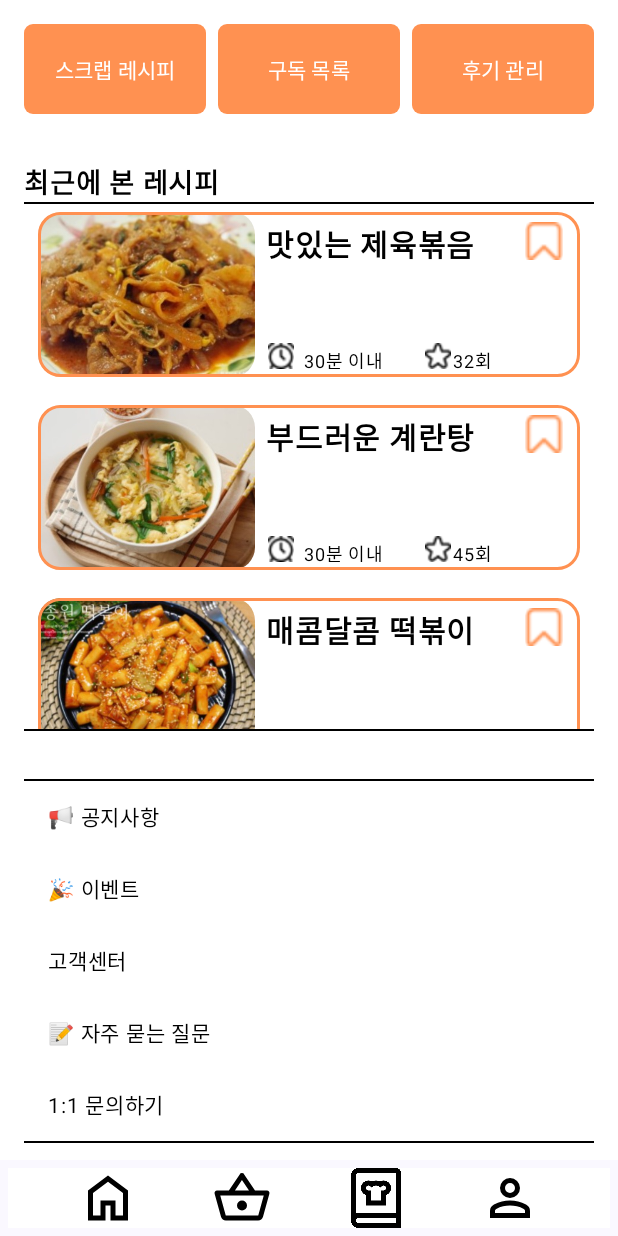
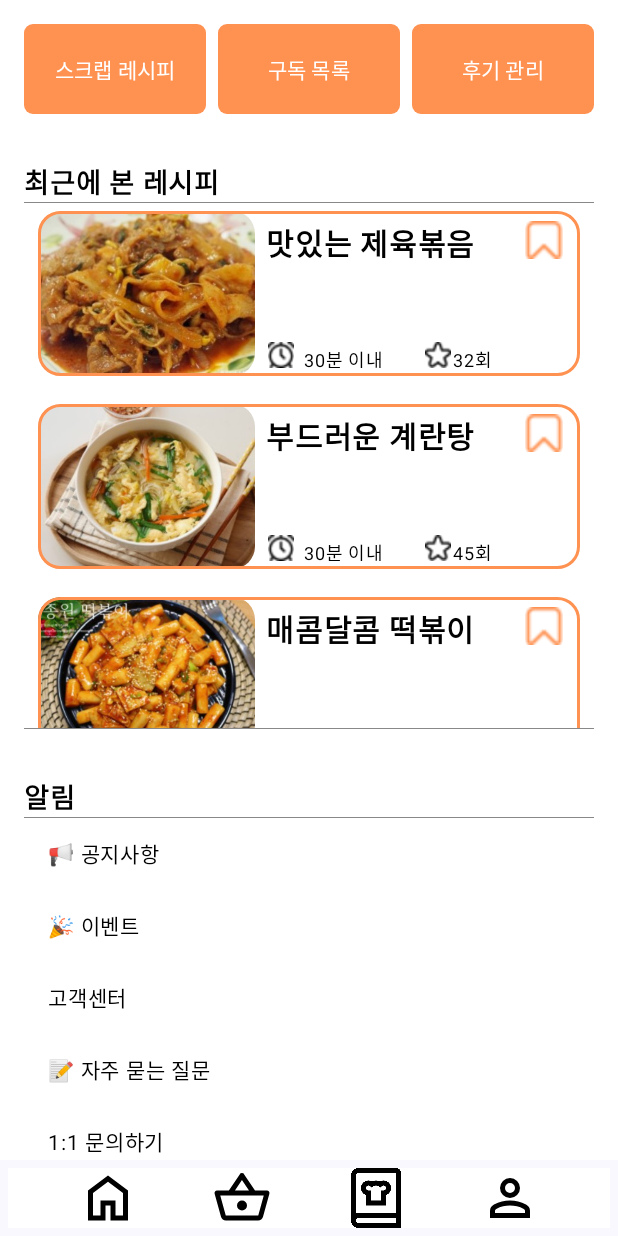
Before and after one commit to DONG-STU/AiCookMate, an Android app built with Jetpack Compose: the MyPageScreen screen opened through its navigation route, on a phone screen of 412 x 824 dp. Run offline under Robolectric (Android 15) with nearby library versions, the phone set to English and light mode, and no system bars; our stand-ins replace Firebase (no records; nobody signed in at launch, a user with empty details on screens opened directly); pictures from the network do not load.

Commit message:
MyPageScreen.kt UI Update

```diff
--- a/app/src/main/java/com/sdc/aicookmate/MyPageScreen.kt
+++ b/app/src/main/java/com/sdc/aicookmate/MyPageScreen.kt
@@ -112,9 +112,19 @@ fun MyPageScreen(navController: NavController) {
 
             Spacer(modifier = Modifier.height(32.dp))
 
+
+            Text(
+                text = "알림",
+                fontSize = 18.sp,
+                fontWeight = FontWeight.Bold,
+                modifier = Modifier
+                    .padding(horizontal = 16.dp),
+                color = Color.Black
+            )
+
             Divider(
-                color = Color.Black, // 선의 색상
-                thickness = 1.dp,   // 선의 두께
+                color = Color.Gray, // 선의 색상
+                thickness = 0.5.dp,   // 선의 두께
                 modifier = Modifier
                     .fillMaxWidth()
                     .padding(horizontal = 16.dp)
@@ -129,8 +139,8 @@ fun MyPageScreen(navController: NavController) {
                 )
             )
             Divider(
-                color = Color.Black, // 선의 색상
-                thickness = 1.dp,   // 선의 두께
+                color = Color.Gray, // 선의 색상
+                thickness = 0.5.dp,   // 선의 두께
                 modifier = Modifier
                     .fillMaxWidth()
                     .padding(horizontal = 16.dp)
@@ -148,8 +158,8 @@ fun MyPageScreen(navController: NavController) {
             )
 
             Divider(
-                color = Color.Black, // 선의 색상
-                thickness = 1.dp,   // 선의 두께
+                color = Color.Gray, // 선의 색상
+                thickness = 0.5.dp,   // 선의 두께
                 modifier = Modifier
                     .fillMaxWidth()
                     .padding(horizontal = 16.dp)
@@ -256,8 +266,8 @@ fun RecentRecipeSection(recipes: List<Recipe>) {
 
 
     Divider(
-        color = Color.Black, // 선의 색상
-        thickness = 1.dp,   // 선의 두께
+        color = Color.Gray, // 선의 색상
+        thickness = 0.5.dp,   // 선의 두께
         modifier = Modifier
             .fillMaxWidth()
             .padding(horizontal = 16.dp)// 전체 너비를 채움
@@ -288,8 +298,8 @@ fun RecentRecipeSection(recipes: List<Recipe>) {
     }
 
     Divider(
-        color = Color.Black, // 선의 색상
-        thickness = 1.dp,   // 선의 두께
+        color = Color.Gray, // 선의 색상
+        thickness = 0.5.dp,   // 선의 두께
         modifier = Modifier
             .fillMaxWidth()
             .padding(horizontal = 16.dp)// 전체 너비를 채움
```
